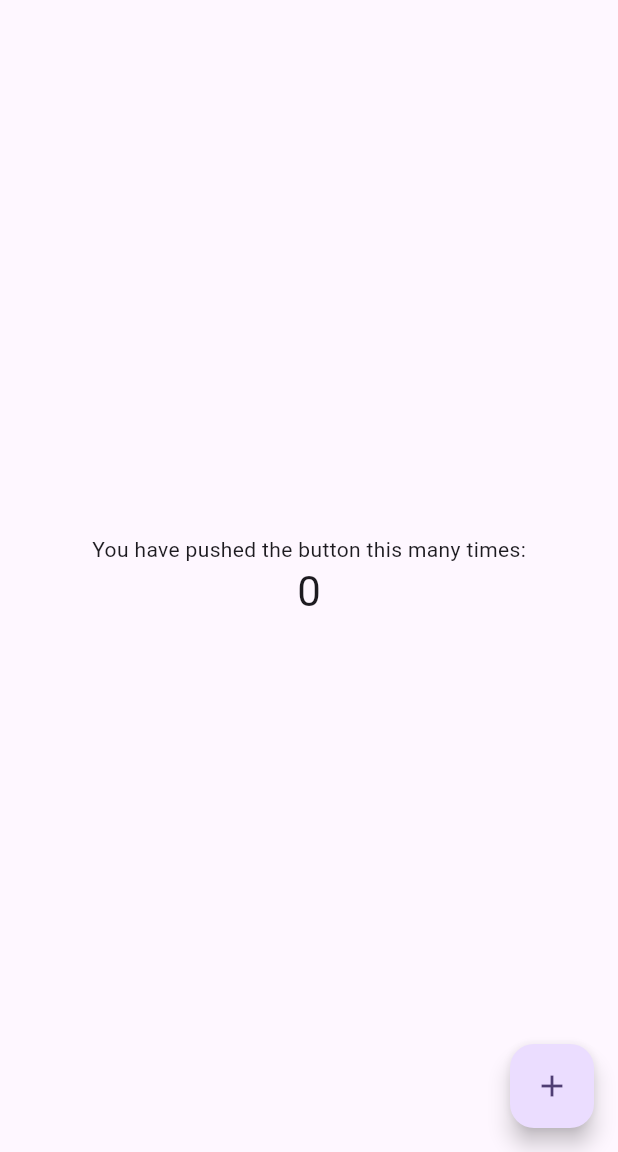
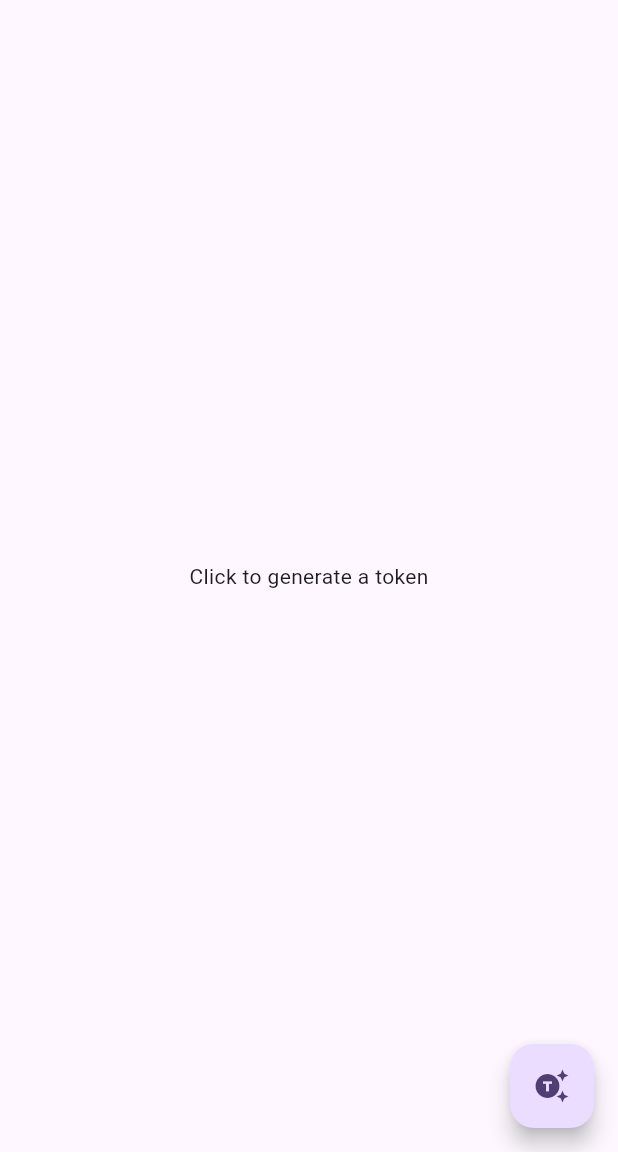
Before and after one commit to omise/omise_dart, a Flutter app: the screen it shows after launch, on a phone screen of 412 x 824 dp, the part 84-1236 px from its top. Run offline on Flutter 3.47's test engine with Material 3 defaults, Android fonts, the phone set to English and light mode, and no system bars.

```diff
--- a/example/flutter_example/lib/main.dart
+++ b/example/flutter_example/lib/main.dart
@@ -1,4 +1,7 @@
+import 'dart:developer';
+
 import 'package:flutter/material.dart';
+import 'package:omise_dart/omise_dart.dart';
 
 void main() {
   runApp(const MyApp());
@@ -13,21 +16,6 @@ class MyApp extends StatelessWidget {
     return MaterialApp(
       title: 'Flutter Demo',
       theme: ThemeData(
-        // This is the theme of your application.
-        //
-        // TRY THIS: Try running your application with "flutter run". You'll see
-        // the application has a purple toolbar. Then, without quitting the app,
-        // try changing the seedColor in the colorScheme below to Colors.green
-        // and then invoke "hot reload" (save your changes or press the "hot
-        // reload" button in a Flutter-supported IDE, or press "r" if you used
-        // the command line to start the app).
-        //
-        // Notice that the counter didn't reset back to zero; the application
-        // state is not lost during the reload. To reset the state, use hot
-        // restart instead.
-        //
-        // This works for code too, not just values: Most code changes can be
-        // tested with just a hot reload.
         colorScheme: ColorScheme.fromSeed(seedColor: Colors.deepPurple),
         useMaterial3: true,
       ),
@@ -39,15 +27,6 @@ class MyApp extends StatelessWidget {
 class MyHomePage extends StatefulWidget {
   const MyHomePage({super.key, required this.title});
 
-  // This widget is the home page of your application. It is stateful, meaning
-  // that it has a State object (defined below) that contains fields that affect
-  // how it looks.
-
-  // This class is the configuration for the state. It holds the values (in this
-  // case the title) provided by the parent (in this case the App widget) and
-  // used by the build method of the State. Fields in a Widget subclass are
-  // always marked "final".
-
   final String title;
 
   @override
@@ -55,71 +34,68 @@ class MyHomePage extends StatefulWidget {
 }
 
 class _MyHomePageState extends State<MyHomePage> {
-  int _counter = 0;
+  Token? token;
+  bool loading = false;
+// Initialize the Omise API with your public and secret keys
+  final omiseApi = OmiseApi(
+    publicKey: "pkey", // Replace with your actual public key
+    secretKey: "skey", // Replace with your actual secret key
+    enableDebug: true, // Enables debug logging
+  );
 
-  void _incrementCounter() {
+  void updateToken(Token newToken) {
     setState(() {
-      // This call to setState tells the Flutter framework that something has
-      // changed in this State, which causes it to rerun the build method below
-      // so that the display can reflect the updated values. If we changed
-      // _counter without calling setState(), then the build method would not be
-      // called again, and so nothing would appear to happen.
-      _counter++;
+      token = newToken;
+    });
+  }
+
+  void setLoading(bool newState) {
+    setState(() {
+      loading = newState;
     });
   }
 
   @override
   Widget build(BuildContext context) {
-    // This method is rerun every time setState is called, for instance as done
-    // by the _incrementCounter method above.
-    //
-    // The Flutter framework has been optimized to make rerunning build methods
-    // fast, so that you can just rebuild anything that needs updating rather
-    // than having to individually change instances of widgets.
     return Scaffold(
       appBar: AppBar(
-        // TRY THIS: Try changing the color here to a specific color (to
-        // Colors.amber, perhaps?) and trigger a hot reload to see the AppBar
-        // change color while the other colors stay the same.
         backgroundColor: Theme.of(context).colorScheme.inversePrimary,
-        // Here we take the value from the MyHomePage object that was created by
-        // the App.build method, and use it to set our appbar title.
         title: Text(widget.title),
       ),
       body: Center(
-        // Center is a layout widget. It takes a single child and positions it
-        // in the middle of the parent.
         child: Column(
-          // Column is also a layout widget. It takes a list of children and
-          // arranges them vertically. By default, it sizes itself to fit its
-          // children horizontally, and tries to be as tall as its parent.
-          //
-          // Column has various properties to control how it sizes itself and
-          // how it positions its children. Here we use mainAxisAlignment to
-          // center the children vertically; the main axis here is the vertical
-          // axis because Columns are vertical (the cross axis would be
-          // horizontal).
-          //
-          // TRY THIS: Invoke "debug painting" (choose the "Toggle Debug Paint"
-          // action in the IDE, or press "p" in the console), to see the
-          // wireframe for each widget.
           mainAxisAlignment: MainAxisAlignment.center,
           children: <Widget>[
-            const Text(
-              'You have pushed the button this many times:',
-            ),
             Text(
-              '$_counter',
-              style: Theme.of(context).textTheme.headlineMedium,
+              token == null
+                  ? "Click to generate a token"
+                  : "Current token id: ${token!.id}",
             ),
           ],
         ),
       ),
       floatingActionButton: FloatingActionButton(
-        onPressed: _incrementCounter,
-        tooltip: 'Increment',
-        child: const Icon(Icons.add),
-      ), // This trailing comma makes auto-formatting nicer for build methods.
+        onPressed: () async {
+          setLoading(true);
+          try {
+            final token = await omiseApi.tokens.create(const CreateTokenRequest(
+              name: "Name",
+              number: "4242424242424242", // Example test card number
+              expirationMonth: "09", // Card expiry month
+              expirationYear: "27", // Card expiry year
+            ));
+            updateToken(token);
+          } catch (e) {
+            log(e.toString());
+          }
+          setLoading(false);
+        },
+        child: loading
+            ? const Center(
+                child: CircularProgressIndicator(),
+              )
+            : const Icon(Icons.generating_tokens),
+      ),
     );
   }
 }
--- a/example/flutter_example/pubspec.yaml
+++ b/example/flutter_example/pubspec.yaml
@@ -35,6 +35,8 @@ dependencies:
   # The following adds the Cupertino Icons font to your application.
   # Use with the CupertinoIcons class for iOS style icons.
   cupertino_icons: ^1.0.8
+  omise_dart:
+    path: ../..
 
 dev_dependencies:
   flutter_test:
--- a/lib/omise_dart.dart
+++ b/lib/omise_dart.dart
@@ -1,9 +1,6 @@
-/// Support for doing something awesome.
-///
-/// More dartdocs go here.
 library;
 
 export 'src/services/omise_api.dart';
 export 'src/models/requests/create_token_request.dart';
-
-// TODO: Export any libraries intended for clients of this package.
+export 'src/models/responses/capability.dart';
+export 'src/models/responses/token.dart';
```
Also changed, not shown: lib/src/omise_http_client.dart (+10 -13 lines), lib/src/package_info.dart (added, +15 -0 lines), lib/src/utils.dart (+0 -55 lines), 2 other files.
